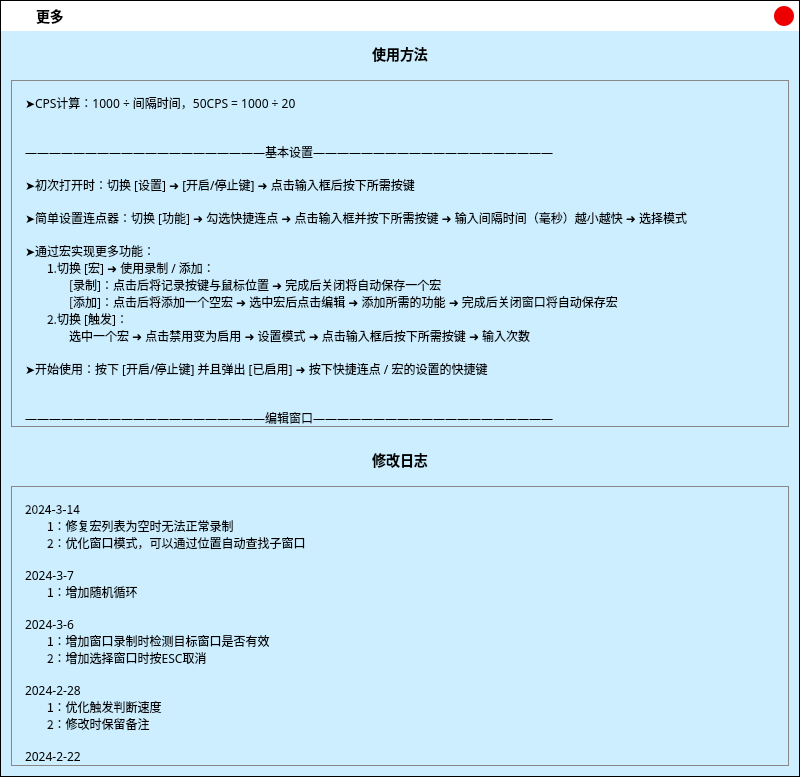
This is .ui/MoreUi.ui in ChiyukiGana/Quickinput as Qt 5 draws it before an edit. The edited form follows.
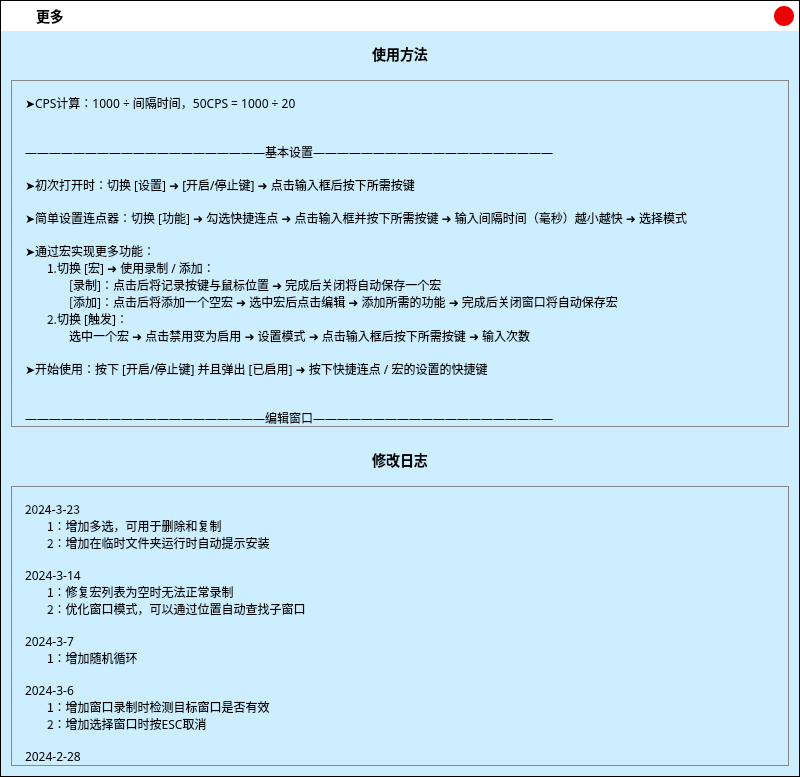
This is the edited form. Icons and pictures are not drawn.

```diff
--- a/.ui/MoreUi.ui
+++ b/.ui/MoreUi.ui
@@ -30,31 +30,10 @@
     <normaloff>:/icon.png</normaloff>:/icon.png</iconset>
   </property>
   <property name="styleSheet">
-   <string notr="true"/>
-  </property>
-  <layout class="QVBoxLayout" name="verticalLayout_4">
-   <property name="spacing">
-    <number>0</number>
-   </property>
-   <property name="leftMargin">
-    <number>0</number>
-   </property>
-   <property name="topMargin">
-    <number>0</number>
-   </property>
-   <property name="rightMargin">
-    <number>0</number>
-   </property>
-   <property name="bottomMargin">
-    <number>0</number>
-   </property>
-   <item>
-    <widget class="QWidget" name="client" native="true">
-     <property name="styleSheet">
       <string notr="true">*{font-family:&quot;Microsoft YaHei&quot;;font-size:14px;}
-#client{background-color:#CEF;border:1px solid black;}</string>
-     </property>
-     <layout class="QVBoxLayout" name="verticalLayout_3" stretch="0,65535,65535,65535,65535">
+#MoreUiClass{background-color:#CEF;border:1px solid black;}</string>
+  </property>
+  <layout class="QVBoxLayout" name="verticalLayout_4">
       <property name="spacing">
        <number>0</number>
       </property>
@@ -458,7 +437,7 @@
            <x>0</x>
            <y>0</y>
            <width>776</width>
-           <height>3249</height>
+        <height>3317</height>
           </rect>
          </property>
          <property name="styleSheet">
@@ -500,7 +479,11 @@
              <string notr="true">font-size:12px;</string>
             </property>
             <property name="text">
-             <string>2024-3-14
+          <string>2024-3-23
+ㅤㅤ1：增加多选，可用于删除和复制
+ㅤㅤ2：增加在临时文件夹运行时自动提示安装
+
+2024-3-14
 ㅤㅤ1：修复宏列表为空时无法正常录制
 ㅤㅤ2：优化窗口模式，可以通过位置自动查找子窗口
 
@@ -700,9 +683,6 @@
           </item>
          </layout>
         </widget>
-       </widget>
-      </item>
-     </layout>
     </widget>
    </item>
   </layout>
```
Lines whose indentation alone changed are shown as unchanged.
